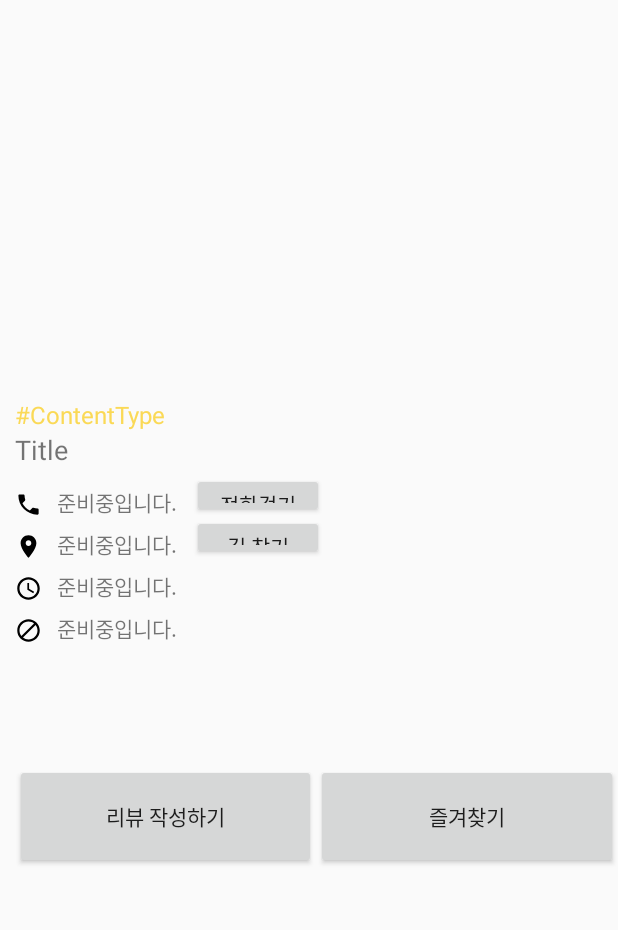
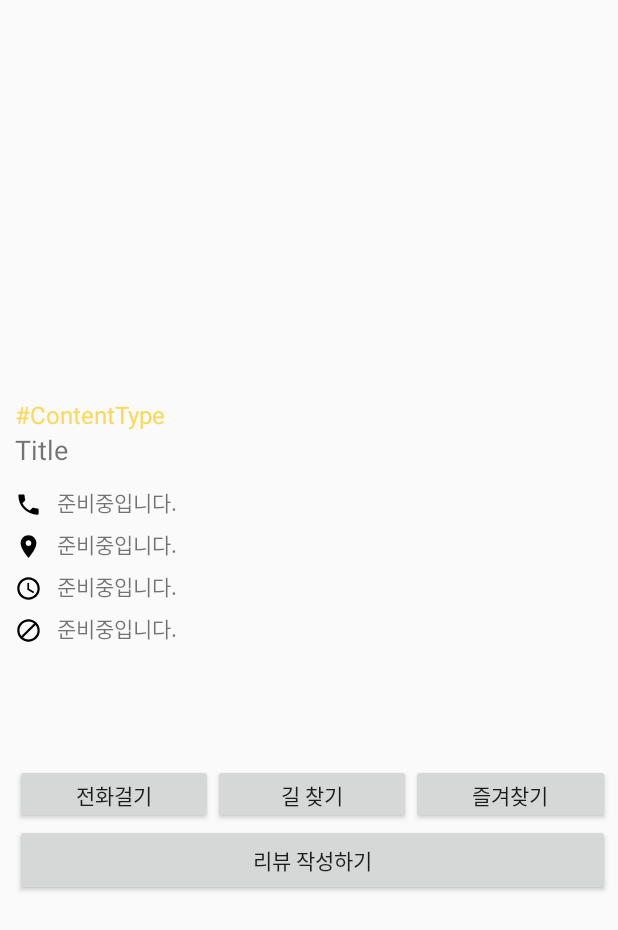
Before and after one commit to KingPiggy/TravelPartner, an Android app: the layout activity_place_info.xml on its own in the app's theme, with its tools: preview values and no code run, on a phone screen of 412 x 824 dp. Shown: the top 930 px of the screen. Run offline under Robolectric (Android 15) with nearby library versions, the phone set to English and light mode, and no system bars; Roboto replaces fonts that are not available here.

Commit message:
opentime textview 고침

```diff
--- a/app/src/main/java/kr/ac/shinhan/travelpartner/PlaceInfoActivity.java
+++ b/app/src/main/java/kr/ac/shinhan/travelpartner/PlaceInfoActivity.java
@@ -132,6 +132,7 @@ public class PlaceInfoActivity extends AppCompatActivity {
         mTitle.setText(title);
         mTel.setText(tel);
         mAddr.setText(addr);
+        mOpenTime.setSelected(true);
 
     }
 
@@ -168,6 +169,9 @@ public class PlaceInfoActivity extends AppCompatActivity {
                             } else if (tag.contains("opentime")) {
                                 parser.next();
                                 opentime = parser.getText();
+                                opentime = opentime.replace("<br />","");
+                                opentime=opentime.replace("<br/>","");
+                                opentime=opentime.replace("<br>","");
                                 placeInfoItem.setOpentime(opentime);
                             } else if (tag.equals("parking") || tag.equals("parkingculture") || tag.equals("parkingleports")
                                     || tag.equals("parkinglodging") || tag.equals("parkingshopping") || tag.equals("parkingfood")) {
@@ -181,6 +185,9 @@ public class PlaceInfoActivity extends AppCompatActivity {
                             } else if (tag.contains("usetime")) {
                                 parser.next();
                                 usetime = parser.getText();
+                                usetime = usetime.replace("<br />","");
+                                usetime = usetime.replace("<br/>","");
+                                usetime = usetime.replace("<br>","");
                                 placeInfoItem.setUsetime(usetime);
                             }
                             break;
--- a/app/src/main/res/layout/activity_place_info.xml
+++ b/app/src/main/res/layout/activity_place_info.xml
@@ -60,14 +60,6 @@
                     android:layout_toRightOf="@id/iv_info_tel"
                     android:text="@string/ready_for_update" />
 
-                <Button
-                    android:id="@+id/btn_info_tel"
-                    android:layout_width="wrap_content"
-                    android:layout_height="30dp"
-                    android:layout_alignBottom="@id/iv_info_tel"
-                    android:layout_marginLeft="10dp"
-                    android:layout_toRightOf="@id/tv_info_tel"
-                    android:text="전화걸기" />
 
                 <ImageView
                     android:id="@+id/iv_info_addr"
@@ -87,14 +79,6 @@
                     android:layout_toRightOf="@id/iv_info_addr"
                     android:text="@string/ready_for_update" />
 
-                <Button
-                    android:id="@+id/btn_info_addr"
-                    android:layout_width="wrap_content"
-                    android:layout_height="30dp"
-                    android:layout_alignBottom="@id/iv_info_addr"
-                    android:layout_marginLeft="10dp"
-                    android:layout_toRightOf="@id/tv_info_addr"
-                    android:text="길 찾기" />
 
                 <ImageView
                     android:id="@+id/iv_info_opentime"
@@ -111,8 +95,12 @@
                     android:layout_alignBottom="@id/iv_info_opentime"
                     android:layout_marginLeft="10dp"
                     android:layout_marginTop="10dp"
+                    android:ellipsize="marquee"
+                    android:singleLine="true"
+                    android:marqueeRepeatLimit="marquee_forever"
                     android:layout_toRightOf="@id/iv_info_opentime"
-                    android:text="@string/ready_for_update" />
+                    android:text="@string/ready_for_update"
+                     />
 
                 <ImageView
                     android:id="@+id/iv_info_resttime"
@@ -184,21 +172,40 @@
                     android:layout_height="wrap_content"
                     android:layout_below="@id/iv_info_parking"
                     android:layout_marginTop="20dp"
-                    android:orientation="horizontal">
-
+                    android:layout_marginRight="5dp"
+                    android:orientation="vertical">
+                    <LinearLayout
+                        android:layout_width="match_parent"
+                        android:layout_height="wrap_content"
+                        android:orientation="horizontal"
+                        >
                     <Button
-                        android:id="@+id/btn_info_write_review"
+                        android:id="@+id/btn_info_tel"
                         android:layout_width="0dp"
-                        android:layout_height="70dp"
+                        android:layout_height="40dp"
                         android:layout_weight="1"
-                        android:text="@string/write_review" />
+                        android:text="전화걸기"
+                        />
+                    <Button
+                        android:id="@+id/btn_info_addr"
+                        android:layout_width="0dp"
+                        android:layout_height="40dp"
+                        android:layout_weight="1"
+                        android:text="길 찾기" />
 
                     <Button
                         android:id="@+id/btn_info_favorite"
                         android:layout_width="0dp"
-                        android:layout_height="70dp"
+                        android:layout_height="40dp"
                         android:layout_weight="1"
                         android:text="@string/favorite" />
+                    </LinearLayout>
+                    <Button
+                        android:id="@+id/btn_info_write_review"
+                        android:layout_width="match_parent"
+                        android:layout_height="match_parent"
+                        android:layout_weight="1"
+                        android:text="@string/write_review" />
 
                 </LinearLayout>
             </RelativeLayout>
```
